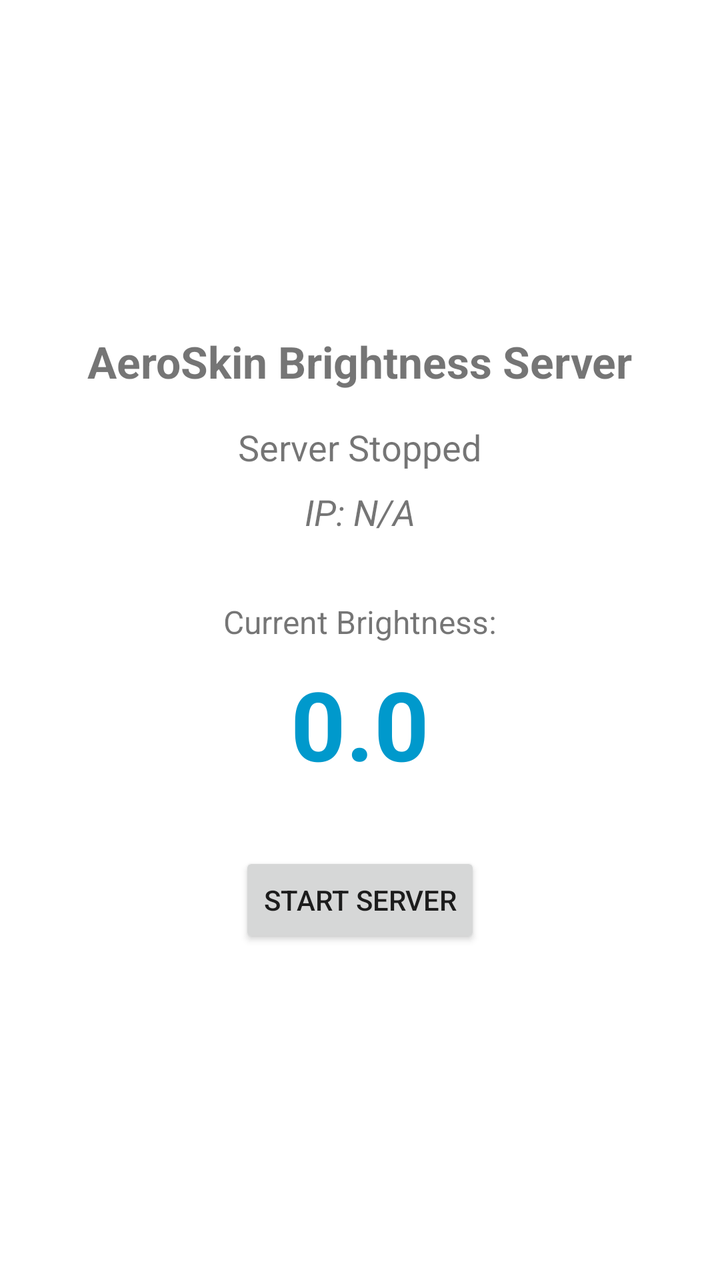
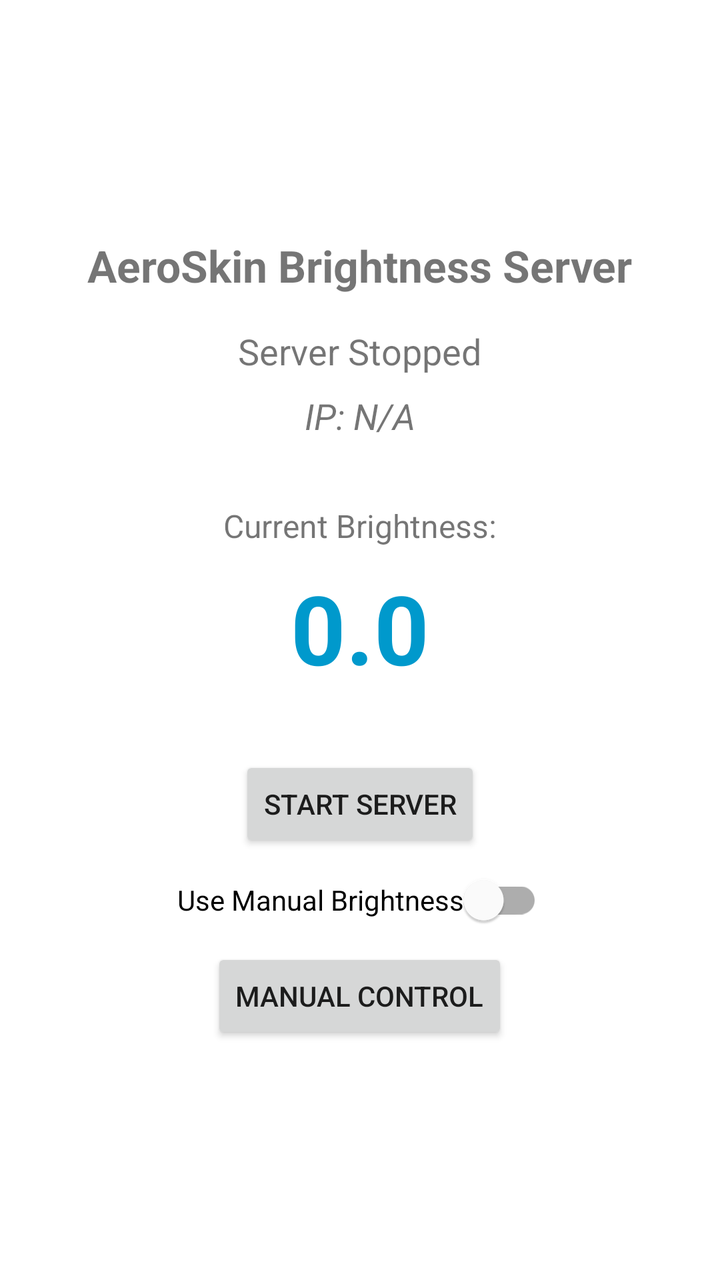

Compare the two renders of this Android layout. The source of the first and the diff that turns it into the second are given below.
<!-- AndroidManifest.xml: application theme Theme.AeroSkin -->
<!-- res/layout/activity_main.xml -->
<?xml version="1.0" encoding="utf-8"?>
<LinearLayout xmlns:android="http://schemas.android.com/apk/res/android"
    xmlns:tools="http://schemas.android.com/tools"
    android:layout_width="match_parent"
    android:layout_height="match_parent"
    android:orientation="vertical"
    android:padding="24dp"
    android:gravity="center"
    tools:context=".MainActivity">

    <TextView
        android:layout_width="wrap_content"
        android:layout_height="wrap_content"
        android:text="AeroSkin Brightness Server"
        android:textSize="22sp"
        android:textStyle="bold" />

    <TextView
        android:id="@+id/status_text"
        android:layout_width="wrap_content"
        android:layout_height="wrap_content"
        android:layout_marginTop="16dp"
        android:text="Server Stopped"
        android:textSize="18sp" />

    <TextView
        android:id="@+id/ip_address_text"
        android:layout_width="wrap_content"
        android:layout_height="wrap_content"
        android:layout_marginTop="8dp"
        android:text="IP: N/A"
        android:textSize="18sp"
        android:textStyle="italic" />

    <TextView
        android:layout_width="wrap_content"
        android:layout_height="wrap_content"
        android:layout_marginTop="32dp"
        android:text="Current Brightness:"
        android:textSize="16sp" />

    <TextView
        android:id="@+id/brightness_text"
        android:layout_width="wrap_content"
        android:layout_height="wrap_content"
        android:layout_marginTop="8dp"
        android:text="0.0"
        android:textSize="48sp"
        android:textStyle="bold"
        android:textColor="@android:color/holo_blue_dark" />

    <Button
        android:id="@+id/toggle_server_button"
        android:layout_width="wrap_content"
        android:layout_height="wrap_content"
        android:layout_marginTop="32dp"
        android:text="Start Server" />

</LinearLayout>
<!-- resources referenced by this layout -->
<resources>
  <style name="Theme.AeroSkin" parent="Theme.MaterialComponents.DayNight.DarkActionBar">
          
      </style>
</resources>

<!-- the commit's change to res/layout/activity_main.xml (unified diff, before → after) -->
@@ -56,4 +56,16 @@
         android:layout_marginTop="32dp"
         android:text="Start Server" />
 
+
+<com.google.android.material.switchmaterial.SwitchMaterial
+    android:id="@+id/sourceSwitch"
+    android:layout_width="wrap_content"
+    android:layout_height="wrap_content"
+    android:text="Use Manual Brightness" />
+
+<Button
+    android:id="@+id/manualModeButton"
+    android:layout_width="wrap_content"
+    android:layout_height="wrap_content"
+    android:text="Manual Control" />
 </LinearLayout>
